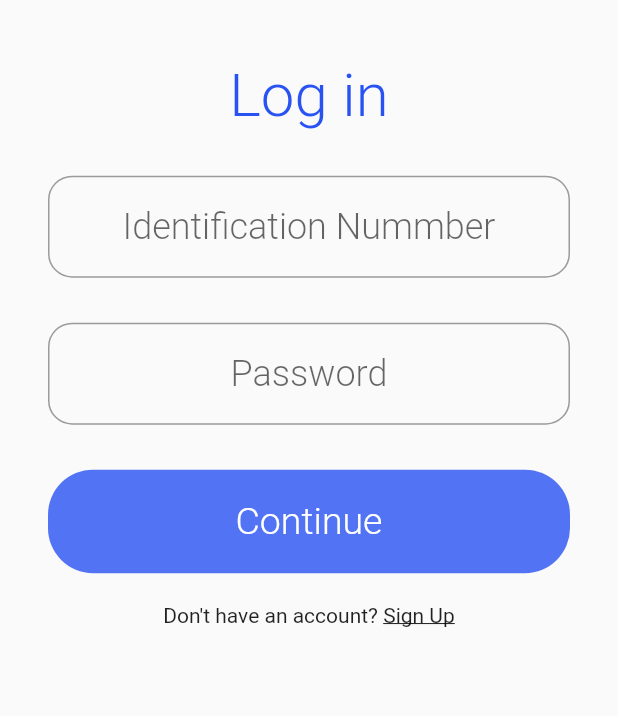
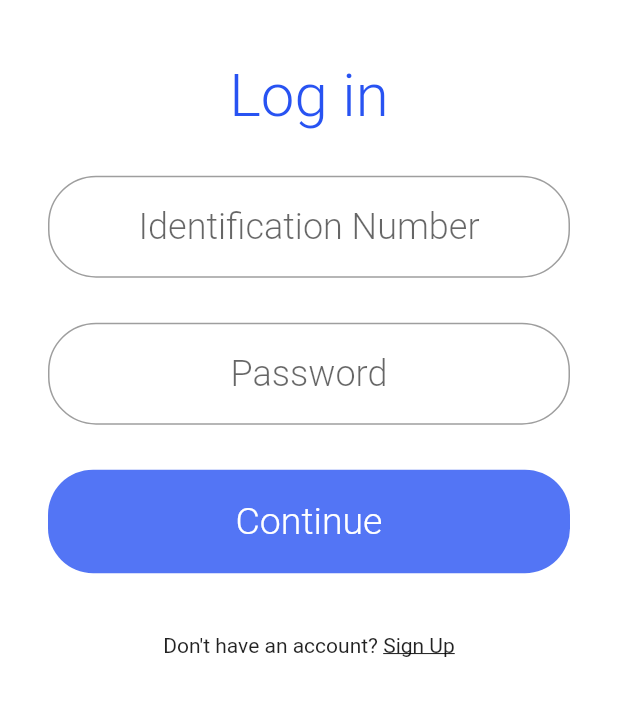
Before and after one commit to alextoyinore/nelsus_demo, a Flutter app: the screen it shows after launch, after a tap on "Login", on a phone screen of 412 x 824 dp, the part 353-1069 px from its top. Run offline on Flutter 3.47's test engine with Material 2 defaults, Android fonts, the light colour scheme and no system bars.

Commit message:
1. Creating custom snackbar and alert dialog 2. Creating custom navigation file 3. Solving login and signup pages overflow issue 4. Disabling back navigation 5. Creating the home screen 6. Added drawer widget to file but didn't implement it

```diff
--- a/lib/helpers/strings.dart
+++ b/lib/helpers/strings.dart
@@ -4,3 +4,21 @@ const SignupLabel = 'Sign Up';
 const ProductName = "iNurse for nursing professionals";
 const OnboardingSlidesButtonUnderMessage = 'Not my first time here! ';
 const AppName = 'iNurse';
+
+// Account opt in
+const AccountCreationSuccessMessage =
+    'Account created successfully, You can now log in';
+const LoginSuccessMessage = 'Login successful';
+
+// Forms
+const NameFieldLabel = 'Name';
+const IDNumberFieldLabel = 'Identification Number';
+const PasswordFieldLabel = 'Password';
+
+// Pages
+const SignUpPageTitle = 'Create Account';
+const LoginPageTitle = 'Log in';
+
+//About app
+const AboutMessage =
+    'iNurse is an online learning resources mobile app for Nigerian nurses. iNurse helps you access the knowledge you need when you need hassle-free. \n\nDeveloped by The ELKIN Company Nigeria';
--- a/lib/screens/login.dart
+++ b/lib/screens/login.dart
@@ -1,8 +1,9 @@
 import 'package:flutter/material.dart';
 import 'package:nelsus/helpers/colors.dart';
+import 'package:nelsus/helpers/navigation.dart';
 import 'package:nelsus/helpers/strings.dart';
-import 'package:nelsus/screens/signup.dart';
 import 'package:nelsus/widgets/nelsus_button.dart';
+import 'package:nelsus/widgets/nelsus_text_field.dart';
 
 class Login extends StatefulWidget {
   const Login({Key? key}) : super(key: key);
@@ -12,10 +13,30 @@ class Login extends StatefulWidget {
 }
 
 class _LoginState extends State<Login> {
+  // Login key
+  final _loginKey = GlobalKey<FormState>();
+
+  void submitForm() {
+    if (_loginKey.currentState!.validate()) {
+      ScaffoldMessenger.of(context).showSnackBar(
+        const SnackBar(
+          content: Text(LoginSuccessMessage),
+          backgroundColor: Primary,
+        ),
+      );
+      goToHome(context);
+    }
+  }
+
   @override
   Widget build(BuildContext context) {
     return Scaffold(
-      body: SafeArea(
+      backgroundColor: Colors.white,
+      body: WillPopScope(
+        onWillPop: () async {
+          return false;
+        },
+        child: SafeArea(
           child: Column(
             children: [
               Container(
@@ -32,10 +53,12 @@ class _LoginState extends State<Login> {
                 child: Padding(
                   padding: const EdgeInsets.symmetric(horizontal: 32.0),
                   child: Form(
+                    key: _loginKey,
+                    child: SingleChildScrollView(
                       child: Column(
                         children: [
                           const Text(
-                        'Log in',
+                            LoginPageTitle,
                             style: TextStyle(
                                 color: Primary,
                                 fontSize: 40,
@@ -43,75 +66,27 @@ class _LoginState extends State<Login> {
                           ),
                           const SizedBox(height: 30),
                           // Matric Number
-                      TextFormField(
-                        decoration: const InputDecoration(
-                          hintText: 'Identification Nummber',
-                          //helperText: 'Please enter your own matric no',
-                          border: OutlineInputBorder(
-                              borderRadius:
-                                  BorderRadius.all(Radius.circular(16.0))),
-                        ),
-                        textAlign: TextAlign.center,
-                        style: const TextStyle(
-                            fontSize: 24, fontWeight: FontWeight.w300),
-                        // The validator receives the text that the user has entered.
-                        validator: (value) {
-                          if (value == null || value.isEmpty) {
-                            return 'Please enter your ID number';
-                          }
-                          return null;
-                        },
-                      ),
+                          NelsusTextField(label: IDNumberFieldLabel),
                           const SizedBox(height: 30),
                           // Matric Number
-                      TextFormField(
-                        decoration: const InputDecoration(
-                          hintText: 'Password',
-                          //helperText: 'Make it secure and memorable',
-                          border: OutlineInputBorder(
-                              borderRadius:
-                                  BorderRadius.all(Radius.circular(16.0))),
-                        ),
-                        obscureText: true,
-                        obscuringCharacter: '*',
-                        textAlign: TextAlign.center,
-                        style: const TextStyle(
-                            fontSize: 24, fontWeight: FontWeight.w300),
-                        // The validator receives the text that the user has entered.
-                        validator: (value) {
-                          if (value == null || value.isEmpty) {
-                            return 'Please enter your password';
-                          }
-                          return null;
-                        },
-                      ),
+                          NelsusTextField(
+                              label: PasswordFieldLabel, isPassword: true),
                           const SizedBox(height: 30),
                           GestureDetector(
                             onTap: () {
-                          Navigator.push(
-                            context,
-                            MaterialPageRoute(
-                              builder: (context) => const SignUp(),
-                              //settings: const RouteSettings(arguments: null),
+                              goToSignUp(context);
+                            },
+                            child: NelsusButton(
+                                text: 'Continue', action: submitForm),
                           ),
-                          );
-                        },
-                        child: NelsusButton(text: 'Continue'),
-                      ),
-                      const SizedBox(height: 20),
+                          const SizedBox(height: 40),
                           Row(
                             mainAxisAlignment: MainAxisAlignment.center,
                             children: [
                               const Text('Don\'t have an account? '),
                               GestureDetector(
                                 onTap: () {
-                              Navigator.push(
-                                context,
-                                MaterialPageRoute(
-                                  builder: (context) => const SignUp(),
-                                  //settings: const RouteSettings(arguments: null),
-                                ),
-                              );
+                                  goToSignUp(context);
                                 },
                                 child: const Text(
                                   SignupLabel,
@@ -125,8 +100,10 @@ class _LoginState extends State<Login> {
                       ),
                     ),
                   ),
+                ),
               )
             ],
+          ),
         ),
       ),
     );
--- a/lib/screens/onboarding/widgets/slide_content.dart
+++ b/lib/screens/onboarding/widgets/slide_content.dart
@@ -1,10 +1,10 @@
 import 'package:flutter/material.dart';
 import 'package:nelsus/helpers/colors.dart';
 import 'package:nelsus/helpers/strings.dart';
-import 'package:nelsus/screens/signup.dart';
 import 'package:nelsus/widgets/nelsus_button.dart';
 
 import '../../login.dart';
+import '../../signup.dart';
 
 class OnboardingSlidesContent extends StatefulWidget {
   OnboardingSlidesContent({
@@ -22,6 +22,16 @@ class OnboardingSlidesContent extends StatefulWidget {
 }
 
 class _OnboardingSlidesContentState extends State<OnboardingSlidesContent> {
+  void goToSignUp() {
+    Navigator.push(
+      context,
+      MaterialPageRoute(
+        builder: (context) => const SignUp(),
+        //settings: const RouteSettings(arguments: 'NotNew'),
+      ),
+    );
+  }
+
   @override
   Widget build(BuildContext context) {
     return Stack(
@@ -73,19 +83,8 @@ class _OnboardingSlidesContentState extends State<OnboardingSlidesContent> {
           //left: MediaQuery.of(context).size.width / 7,
           child: Column(
             children: [
-              GestureDetector(
-                onTap: () {
-                  Navigator.push(
-                    context,
-                    MaterialPageRoute(
-                      builder: (context) => const SignUp(),
-                      settings: const RouteSettings(arguments: 'NotNew'),
-                    ),
-                  );
-                },
-                child: NelsusButton(text: 'Continue'),
-              ),
-              const SizedBox(height: 10),
+              NelsusButton(text: 'Continue', action: goToSignUp),
+              const SizedBox(height: 20),
               Row(mainAxisAlignment: MainAxisAlignment.center, children: [
                 const Text(
                   OnboardingSlidesButtonUnderMessage,
--- a/lib/widgets/nelsus_button.dart
+++ b/lib/widgets/nelsus_button.dart
@@ -2,13 +2,18 @@ import 'package:flutter/material.dart';
 import 'package:nelsus/helpers/colors.dart';
 
 class NelsusButton extends StatelessWidget {
-  NelsusButton({Key? key, required this.text}) : super(key: key);
+  NelsusButton({Key? key, required this.text, this.action}) : super(key: key);
 
   String text;
+  Function? action;
 
   @override
   Widget build(BuildContext context) {
-    return Container(
+    return GestureDetector(
+      onTap: () {
+        action!();
+      },
+      child: Container(
         width: MediaQuery.of(context).size.width,
         padding: EdgeInsets.symmetric(
             horizontal: MediaQuery.of(context).size.width / 4, vertical: 20),
@@ -22,6 +27,7 @@ class NelsusButton extends StatelessWidget {
               color: Colors.white, fontSize: 25, fontWeight: FontWeight.w300),
           textAlign: TextAlign.center,
         ),
+      ),
     );
   }
 }
--- a/lib/widgets/nelsus_text_field.dart
+++ b/lib/widgets/nelsus_text_field.dart
@@ -1,15 +1,23 @@
 import 'package:flutter/material.dart';
 
 class NelsusTextField extends StatelessWidget {
-  NelsusTextField({Key? key, required this.label, this.isPassword = false})
+  NelsusTextField(
+      {Key? key,
+      required this.label,
+      this.isPassword = false,
+      this.textInputType = TextInputType.text,
+      this.myValue = 'admin'})
       : super(key: key);
 
   String label;
   bool isPassword;
+  String myValue;
+  TextInputType textInputType;
 
   @override
   Widget build(BuildContext context) {
     return TextFormField(
+      keyboardType: textInputType,
       decoration: InputDecoration(
         hintText: label,
         //helperText:
@@ -25,6 +33,9 @@ class NelsusTextField extends StatelessWidget {
         if (value == null || value.isEmpty) {
           return 'Please enter your ' + label;
         }
+        if (value != myValue) {
+          return 'Incorrect ' + label;
+        }
         return null;
       },
     );
```
Also changed, not shown: lib/helpers/navigation.dart (added, +34 -0 lines), lib/screens/home.dart (added, +48 -0 lines), lib/screens/signup.dart (+35 -28 lines), lib/widgets/alerts.dart (added, +38 -0 lines), lib/widgets/nelsus_drawer.dart (added, +38 -0 lines), lib/widgets/nelsus_snackbar.dart (added, +24 -0 lines). Lines whose indentation alone changed are shown as unchanged.
